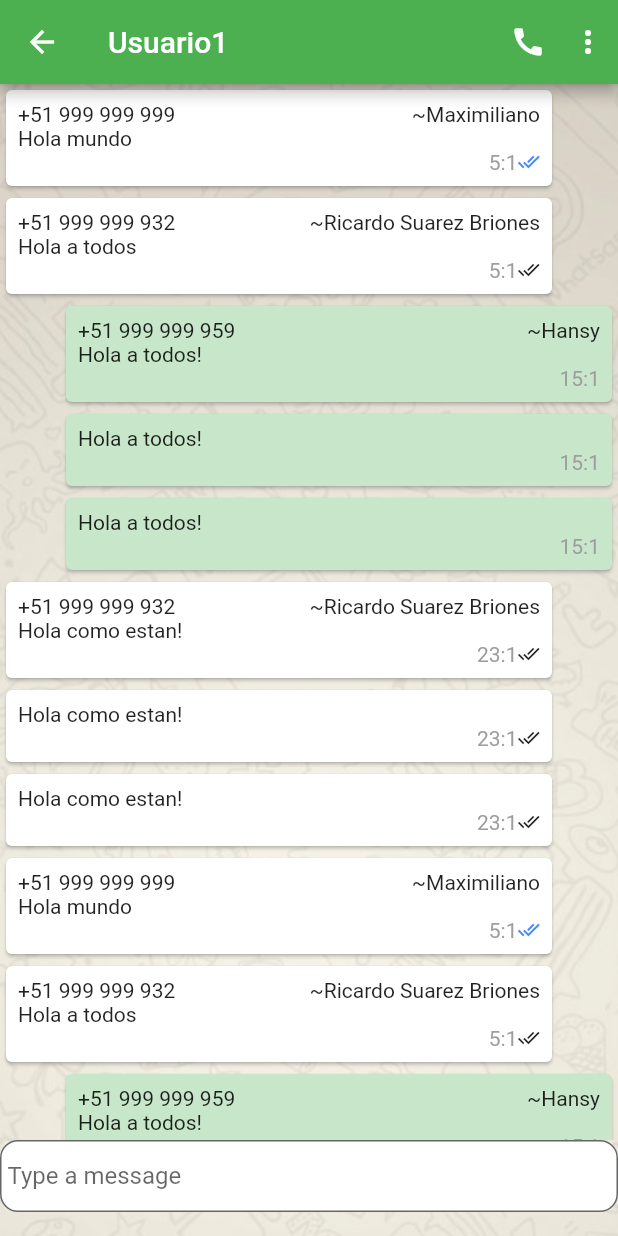
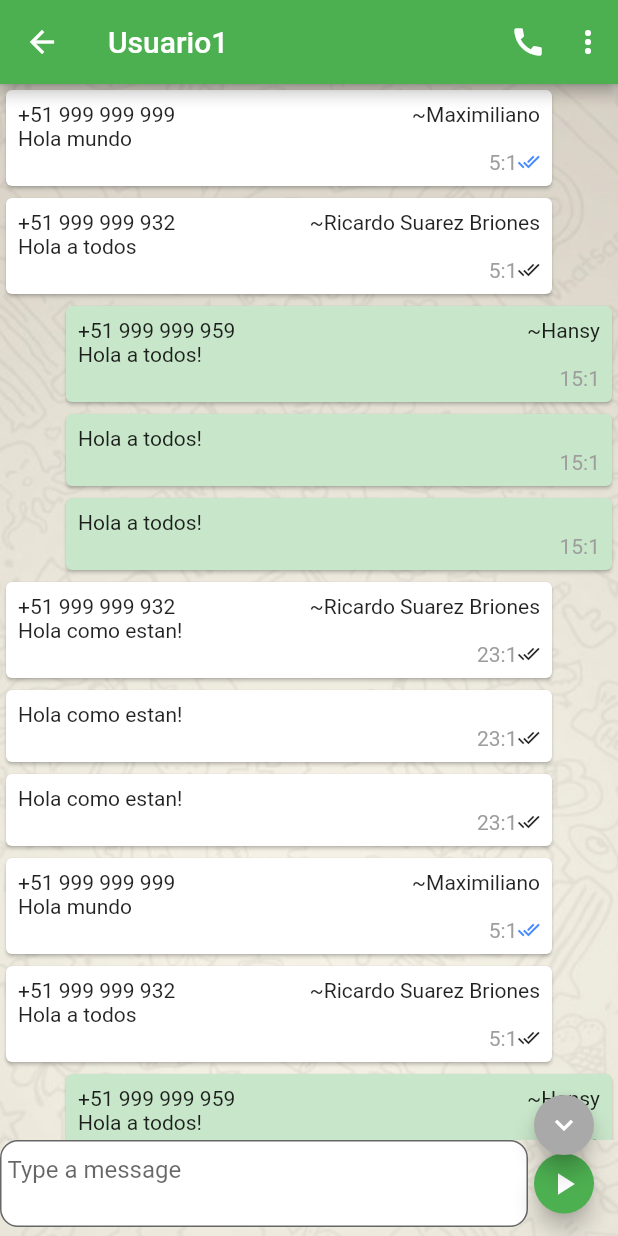
Before and after one commit to hacksy101/cursowhatsapp, a Flutter app: the ChatUserWidget screen opened directly, on a phone screen of 412 x 824 dp. Run offline on Flutter 3.47's test engine with Material 2 defaults, Android fonts, the phone set to English and light mode, and no system bars; our stand-ins replace bloc, cloud_firestore, firebase_auth, flutter_bloc, google_sign_in; accounts and stored records are empty; statements that could not run were skipped.

Commit message:
Clase final

```diff
--- a/lib/screens/chat_user_widget.dart
+++ b/lib/screens/chat_user_widget.dart
@@ -1,13 +1,32 @@
+import 'package:cloud_firestore/cloud_firestore.dart';
 import 'package:flutter/material.dart';
 import 'package:whatsapp/models/chat_detail_item.dart';
 import 'package:whatsapp/models/chat_item.dart';
 import 'package:whatsapp/models/user.dart';
+import 'package:whatsapp/screens/widgets/input_text_widget.dart';
 import 'package:whatsapp/screens/widgets/message_widget.dart';
 
-class ChatUserWidget extends StatelessWidget {
+class ChatUserWidget extends StatefulWidget {
   final List<ChatItem> chatItems;
   final User user;
   ChatUserWidget({this.chatItems, this.user});
+
+  @override
+  _ChatUserWidgetState createState() => _ChatUserWidgetState();
+}
+
+class _ChatUserWidgetState extends State<ChatUserWidget> {
+
+  @override
+  dispose(){
+    super.dispose();
+    _textEditingController.dispose();
+  }
+
+  ScrollController _controller = ScrollController();
+
+  TextEditingController _textEditingController = TextEditingController();
+
   @override
   Widget build(BuildContext context) {
     MediaQueryData mqd = MediaQuery.of(context);
@@ -31,11 +50,14 @@ class ChatUserWidget extends StatelessWidget {
           image: AssetImage("assets/images/background.png"),
           fit: BoxFit.cover,
         )),
-        child: Column(
+        child: Stack(
+          children: <Widget>[
+            ListView(
               children: <Widget>[
                 Container(
                   height: mqd.size.height - 120.0,
                   child: ListView.builder(
+                    controller: _controller,
                     shrinkWrap: true,
                     itemCount: tempChatDetailItems.length,
                     itemBuilder: (context, position) {
@@ -48,15 +70,40 @@ class ChatUserWidget extends StatelessWidget {
                     },
                   ),
                 ),
-            TextField(
-              decoration: InputDecoration(
-                  hintText: "Type a message",
-                  fillColor: Colors.white,
-                  filled: true,
-                  contentPadding: EdgeInsets.fromLTRB(5.0, 10.0, 5.0, 10.0),
-                  border: OutlineInputBorder(
-                    borderRadius: BorderRadius.circular(12.0),
-                  )),
+                Row(
+                  children: <Widget>[
+                    Container(
+                      width: mqd.size.width - 60,
+                      child: InputTextWidget(controller:_textEditingController),
+                    ),
+                    FloatingActionButton(
+                      onPressed: () {
+                       print( _textEditingController.text);
+                       Firestore.instance.collection("messages")
+                           .add({"message": _textEditingController.text});
+                      },
+                      heroTag: "Play",
+                      mini: true,
+                      child: Icon(Icons.play_arrow),
+                    )
+                  ],
+                ),
+              ],
+            ),
+            Positioned(
+              right: 12.0,
+              bottom: 50.0,
+              child: FloatingActionButton(
+                onPressed: () {
+                  _controller.animateTo(_controller.position.maxScrollExtent,
+                      duration: Duration(milliseconds: 500),
+                      curve: Curves.easeIn);
+                },
+                backgroundColor: Color(0xFFA9A9A9),
+                foregroundColor: Colors.white,
+                mini: true,
+                child: Icon(Icons.keyboard_arrow_down),
+              ),
             ),
           ],
         ),
--- /dev/null
+++ b/lib/screens/widgets/input_text_widget.dart
@@ -0,0 +1,21 @@
+import 'package:flutter/material.dart';
+
+class InputTextWidget extends StatelessWidget {
+  TextEditingController controller;
+    InputTextWidget({this.controller});
+  @override
+  Widget build(BuildContext context) {
+    return TextField(
+      controller: controller,
+      maxLines: 2,
+      decoration: InputDecoration(
+          hintText: "Type a message",
+          fillColor: Colors.white,
+          filled: true,
+          contentPadding: EdgeInsets.fromLTRB(5.0, 10.0, 5.0, 10.0),
+          border: OutlineInputBorder(
+            borderRadius: BorderRadius.circular(12.0),
+          )),
+    );
+  }
+}
```
Also changed, not shown: 2 other files. Lines whose indentation alone changed are shown as unchanged.
